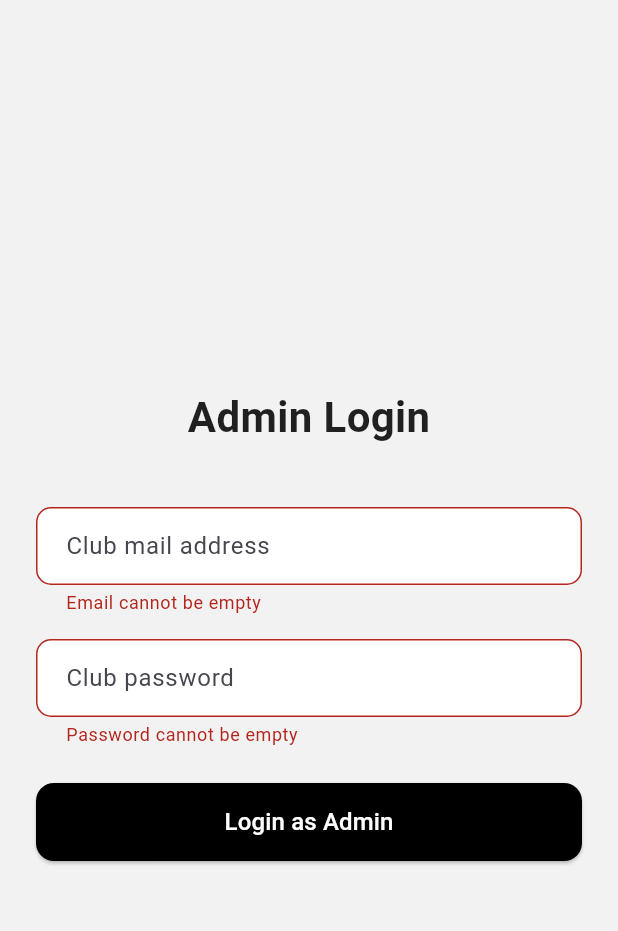
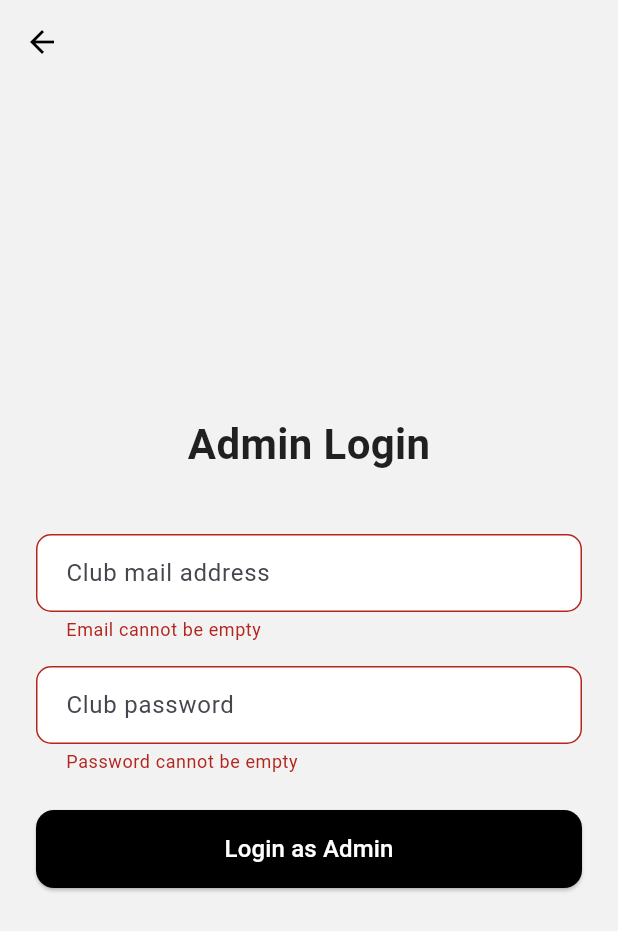
Before and after one commit to oralekin/CS310-Project, a Flutter app: the AdminLoginScreen screen opened by its route, after a tap on "Login as Admin", on a phone screen of 412 x 824 dp. Shown: the top 931 px of the screen. Run offline on Flutter 3.47's test engine with Material 3 defaults, Android fonts, the phone set to English and light mode, and no system bars; our stand-ins replace camera, cloud_firestore, firebase_auth, firebase_core, image_picker, shared_preferences; accounts and stored records are empty.

Commit message:
Update: admin login back button

```diff
--- a/lib/screens/admin_login.dart
+++ b/lib/screens/admin_login.dart
@@ -25,16 +25,13 @@ class _AdminLoginScreenState extends State<AdminLoginScreen> {
     setState(() => _isLoading = true);
 
     try {
-      // 🔐 Firebase Auth login
-      final cred = await FirebaseAuth.instance
-          .signInWithEmailAndPassword(
+      final cred = await FirebaseAuth.instance.signInWithEmailAndPassword(
         email: _email.trim(),
         password: _password.trim(),
       );
 
       final uid = cred.user!.uid;
 
-      // 🧾 Firestore → admin role yaz / güncelle
       await FirebaseFirestore.instance
           .collection('users')
           .doc(uid)
@@ -46,7 +43,6 @@ class _AdminLoginScreenState extends State<AdminLoginScreen> {
 
       if (!mounted) return;
 
-      // ✅ Admin dashboard
       Navigator.pushReplacementNamed(context, '/adminHome');
     } catch (e) {
       showDialog(
@@ -63,9 +59,7 @@ class _AdminLoginScreenState extends State<AdminLoginScreen> {
         ),
       );
     } finally {
-      if (mounted) {
-        setState(() => _isLoading = false);
-      }
+      if (mounted) setState(() => _isLoading = false);
     }
   }
 
@@ -73,6 +67,18 @@ class _AdminLoginScreenState extends State<AdminLoginScreen> {
   Widget build(BuildContext context) {
     return Scaffold(
       backgroundColor: const Color(0xFFF2F2F2),
+
+      // ✅ EKLENEN KISIM
+      appBar: AppBar(
+        backgroundColor: const Color(0xFFF2F2F2),
+        elevation: 0,
+        leading: IconButton(
+          icon: const Icon(Icons.arrow_back, color: Colors.black),
+          onPressed: () => Navigator.pop(context),
+        ),
+      ),
+      // ✅ EKLENEN KISIM BİTTİ
+
       body: Center(
         child: SingleChildScrollView(
           child: Padding(
@@ -81,7 +87,7 @@ class _AdminLoginScreenState extends State<AdminLoginScreen> {
               key: _formKey,
               child: Column(
                 children: [
-                  const SizedBox(height: 40),
+                  const SizedBox(height: 20),
 
                   const Text(
                     'Admin Login',
@@ -94,7 +100,6 @@ class _AdminLoginScreenState extends State<AdminLoginScreen> {
 
                   const SizedBox(height: 40),
 
-                  // EMAIL
                   TextFormField(
                     decoration: InputDecoration(
                       hintText: 'Club mail address',
@@ -122,7 +127,6 @@ class _AdminLoginScreenState extends State<AdminLoginScreen> {
 
                   const SizedBox(height: 16),
 
-                  // PASSWORD
                   TextFormField(
                     obscureText: true,
                     decoration: InputDecoration(
@@ -163,9 +167,7 @@ class _AdminLoginScreenState extends State<AdminLoginScreen> {
                         ),
                       ),
                       child: _isLoading
-                          ? const CircularProgressIndicator(
-                        color: Colors.white,
-                      )
+                          ? const CircularProgressIndicator(color: Colors.white)
                           : const Text(
                         'Login as Admin',
                         style: TextStyle(
```
